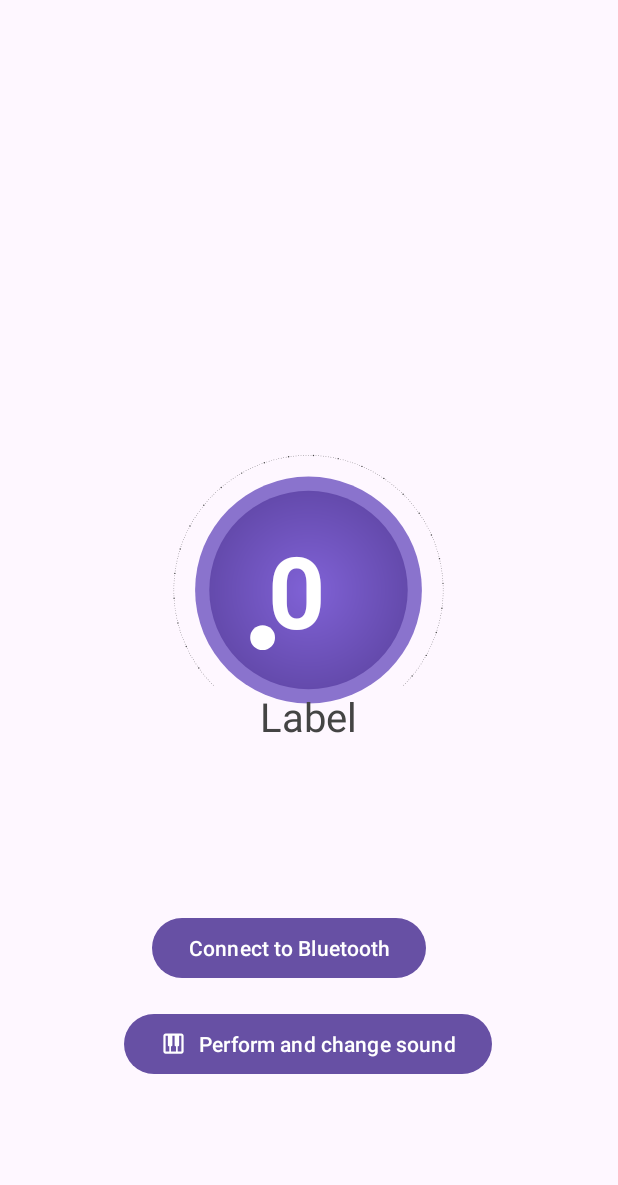
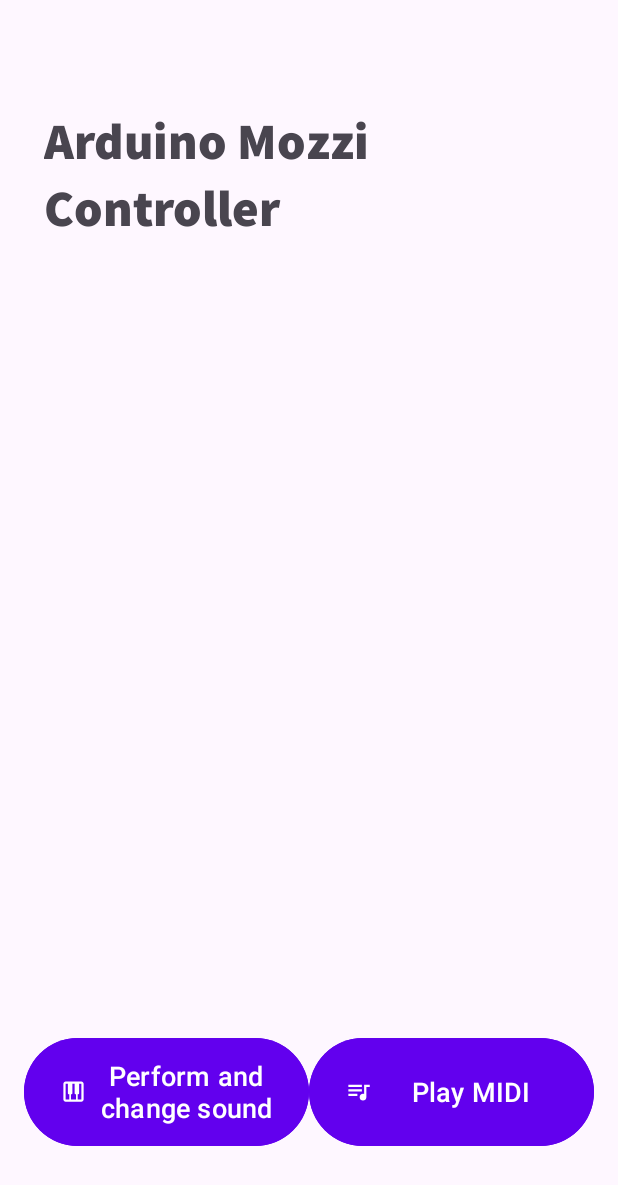
Before and after one commit to LUKE-MUL8/SynthControllerMozi, an Android app: the screen it shows after launch (MainActivity), on a phone screen of 412 x 824 dp. Shown: the top 1185 px of the screen. Run offline under Robolectric (Android 15) with nearby library versions, the phone set to English and light mode, and no system bars.

Commit message:
Starting the home screen

```diff
--- a/app/src/main/java/com/example/synthcontroller/MainActivity.java
+++ b/app/src/main/java/com/example/synthcontroller/MainActivity.java
@@ -27,27 +27,27 @@ public class MainActivity extends AppCompatActivity {
     protected void onCreate(Bundle savedInstanceState) {
         super.onCreate(savedInstanceState);
         setContentView(R.layout.activity_main);
-
-        // Initialize RotaryKnob
-        rotaryKnob = findViewById(R.id.rotaryKnob);
-
-        // Set initial knob values (optional)
-        rotaryKnob.setMin(0);
-        rotaryKnob.setMax(255);
-        rotaryKnob.setCurrentProgress(0);
-
-        // Set listener for knob progress changes
-        rotaryKnob.setProgressChangeListener(new RotaryKnob.OnProgressChangeListener() {
-            @Override
-            public void onProgressChanged(int progress) {
-                // Send knob progress to Arduino
-                sendKnobValue(progress);
-            }
-        });
-
-        // Bluetooth connection button
-        Button connectButton = findViewById(R.id.connect_button);
-        connectButton.setOnClickListener(v -> connectToBluetooth());
+//
+//        // Initialize RotaryKnob
+//        rotaryKnob = findViewById(R.id.rotaryKnob);
+//
+//        // Set initial knob values (optional)
+//        rotaryKnob.setMin(0);
+//        rotaryKnob.setMax(255);
+//        rotaryKnob.setCurrentProgress(0);
+//
+//        // Set listener for knob progress changes
+//        rotaryKnob.setProgressChangeListener(new RotaryKnob.OnProgressChangeListener() {
+//            @Override
+//            public void onProgressChanged(int progress) {
+//                // Send knob progress to Arduino
+//                sendKnobValue(progress);
+//            }
+//        });
+//
+//        // Bluetooth connection button
+//        Button connectButton = findViewById(R.id.connect_button);
+//        connectButton.setOnClickListener(v -> connectToBluetooth());
 
         // Find the button by its ID
         Button navigateButton = findViewById(R.id.navigate_button);
--- a/app/src/main/res/layout/activity_main.xml
+++ b/app/src/main/res/layout/activity_main.xml
@@ -5,50 +5,48 @@
     android:layout_height="match_parent"
     android:padding="16dp">
 
-    <Button
-        android:id="@+id/connect_button"
-        android:layout_width="wrap_content"
-        android:layout_height="wrap_content"
-        android:layout_marginEnd="112dp"
-        android:layout_marginBottom="152dp"
-        android:text="Connect to Bluetooth"
+    <TextView
+        android:id="@+id/appTitle"
+        android:layout_width="353dp"
+        android:layout_height="93dp"
+        android:fontFamily="@font/assistant_extrabold"
+        android:text="Arduino Mozzi Controller"
+        android:textSize="34sp"
+        android:textStyle="bold"
         app:layout_constraintBottom_toBottomOf="parent"
         app:layout_constraintEnd_toEndOf="parent"
-        app:layout_constraintTop_toBottomOf="@+id/rotaryKnob" />
-
+        app:layout_constraintStart_toStartOf="parent"
+        app:layout_constraintTop_toTopOf="parent"
+        app:layout_constraintVertical_bias="0.078" />
 
     <Button
         android:id="@+id/navigate_button"
-        android:layout_width="wrap_content"
-        android:layout_height="wrap_content"
-        android:layout_marginTop="16dp"
+        android:layout_width="0dp"
+        android:layout_height="80dp"
+        android:layout_marginBottom="40dp"
+        android:backgroundTint="@color/design_default_color_primary"
         android:text="Perform and change sound"
+        android:textColor="@color/design_default_color_on_primary"
+        android:textSize="18sp"
         app:icon="@drawable/baseline_piano_24"
+        app:layout_constraintBottom_toBottomOf="parent"
+        app:layout_constraintEnd_toStartOf="@+id/midi_button"
+        app:layout_constraintHorizontal_weight="1"
+        app:layout_constraintStart_toStartOf="parent" />
+
+    <Button
+        android:id="@+id/midi_button"
+        android:layout_width="0dp"
+        android:layout_height="80dp"
+        android:layout_marginBottom="40dp"
+        android:backgroundTint="@color/design_default_color_primary"
+        android:text="Play MIDI"
+        android:textColor="@color/design_default_color_on_primary"
+        android:textSize="18sp"
+        app:icon="@drawable/baseline_queue_music_24"
+        app:layout_constraintBottom_toBottomOf="parent"
         app:layout_constraintEnd_toEndOf="parent"
-        app:layout_constraintHorizontal_bias="0.496"
-        app:layout_constraintStart_toStartOf="parent"
-        app:layout_constraintTop_toBottomOf="@+id/connect_button" />
-
-    <com.rejowan.rotaryknob.RotaryKnob
-        android:id="@+id/rotaryKnob"
-        android:layout_width="210dp"
-        android:layout_height="0dp"
-        android:layout_marginTop="242dp"
-        android:layout_marginBottom="79dp"
-        app:current_progress="0"
-        app:label_text="Modulation Index"
-        app:label_text_color="#FFFFFF"
-        app:label_text_size="14sp"
-        app:layout_constraintBottom_toTopOf="@+id/connect_button"
-        app:layout_constraintEnd_toEndOf="parent"
-        app:layout_constraintHorizontal_bias="0.497"
-        app:layout_constraintStart_toStartOf="parent"
-        app:layout_constraintTop_toTopOf="parent"
-        app:max="255"
-        app:min="0"
-        app:progress_text_color="#FFFFFF"
-        app:progress_text_size="18sp"
-        app:show_label="true"
-        app:show_progress_text="true" />
+        app:layout_constraintHorizontal_weight="1"
+        app:layout_constraintStart_toEndOf="@+id/navigate_button" />
 
 </androidx.constraintlayout.widget.ConstraintLayout>
```
Also changed, not shown: app/src/main/res/font/assistant_extrabold.ttf (added).
